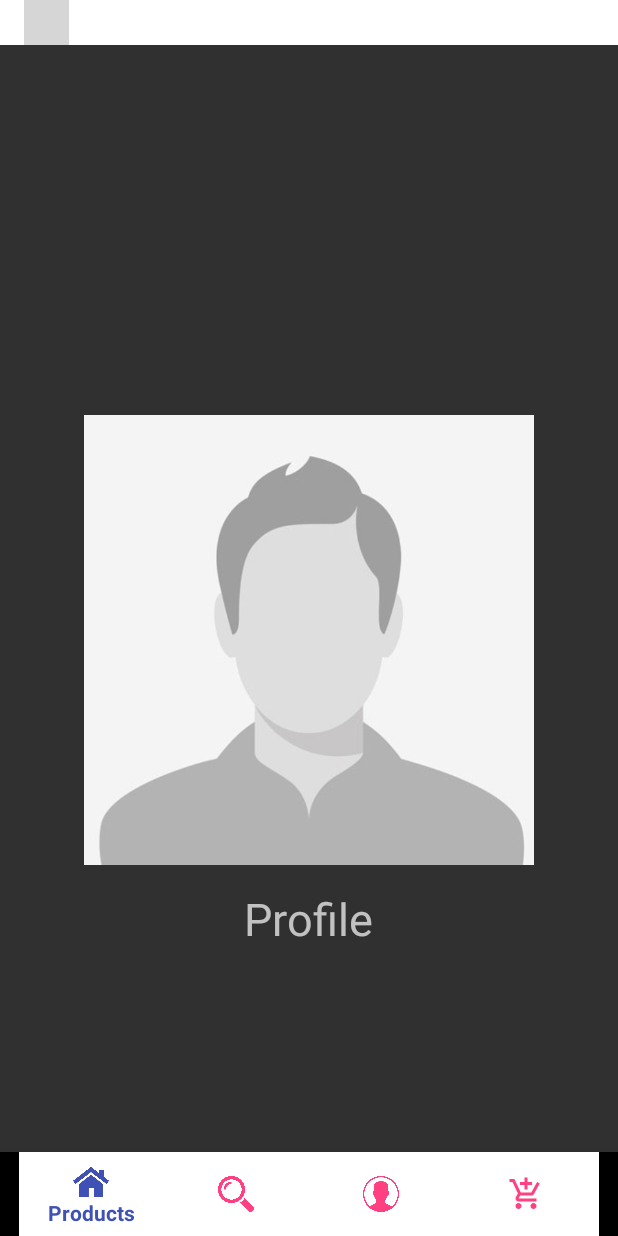
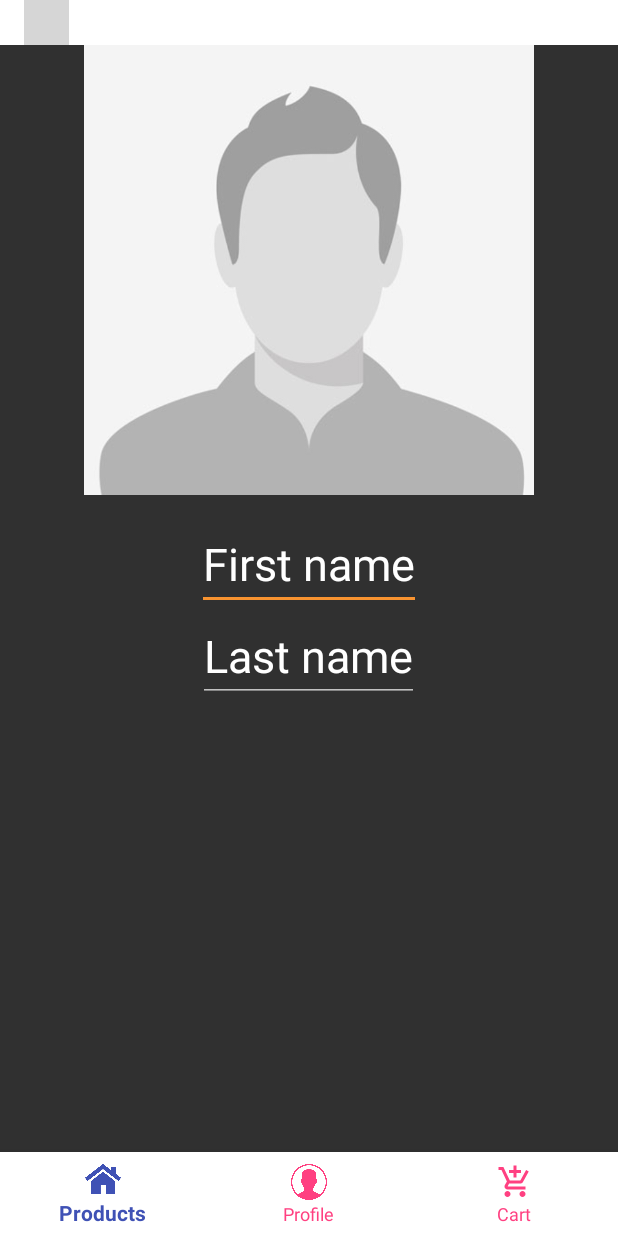
Before and after one commit to nathannak/NavigationChallenge, an Android app: the screen it shows after launch (MainActivity), on a phone screen of 412 x 824 dp. Run offline under Robolectric (Android 15) with nearby library versions, the light colour scheme and no system bars; our stand-ins replace data binding; grey boxes are pictures that could not be loaded.

Commit message:
Challenge 2 add two way databinding

```diff
--- a/app/src/main/AndroidManifest.xml
+++ b/app/src/main/AndroidManifest.xml
@@ -2,6 +2,7 @@
 
     package="com.ali.khan.bottombarnavigationview">
 
+    <uses-permission android:name="android.permission.ACCESS_NETWORK_STATE" />
     <uses-permission android:name="android.permission.INTERNET"/>
 
     <application
--- a/app/src/main/java/com/ali/khan/bottombarnavigationview/view/Fragment2.kt
+++ b/app/src/main/java/com/ali/khan/bottombarnavigationview/view/Fragment2.kt
@@ -7,6 +7,7 @@ import android.view.View
 import android.view.ViewGroup
 import com.ali.khan.bottombarnavigationview.R
 
+// for now remove offers page
 class Fragment2: Fragment() {
 
     override fun onCreateView(
--- a/app/src/main/java/com/ali/khan/bottombarnavigationview/view/Fragment3.kt
+++ b/app/src/main/java/com/ali/khan/bottombarnavigationview/view/Fragment3.kt
@@ -1,11 +1,14 @@
 package com.ali.khan.bottombarnavigationview.view
 
+import android.content.Context
 import android.os.Bundle
 import androidx.fragment.app.Fragment
 import android.view.LayoutInflater
 import android.view.View
 import android.view.ViewGroup
-import com.ali.khan.bottombarnavigationview.R
+import androidx.lifecycle.ViewModelProvider
+import com.ali.khan.bottombarnavigationview.databinding.Fragment3Binding
+import com.ali.khan.bottombarnavigationview.viewmodel.ProfileViewModel
 
 class Fragment3: Fragment() {
 
@@ -14,7 +17,46 @@ class Fragment3: Fragment() {
         container: ViewGroup?,
         savedInstanceState: Bundle?
     ): View? {
-        return inflater.inflate(R.layout.fragment3, container, false)
+        val binding = Fragment3Binding.inflate(inflater, container, false)
+        val viewModel = ViewModelProvider(this).get(ProfileViewModel::class.java)
+        binding.viewModel=viewModel
+        binding.lifecycleOwner = this
+
+        setInitialValues(viewModel, context)
+        setupObservers(viewModel)
+
+        return binding.root
     }
 
+    private fun setupObservers(viewModel: ProfileViewModel) {
+        viewModel.name.observe(viewLifecycleOwner, {
+            if (!it.isNullOrBlank()) {
+                val sharedPreference =
+                    context?.getSharedPreferences("PREFERENCE_NAME", Context.MODE_PRIVATE)
+                var editor = sharedPreference?.edit()
+                editor?.putString("name", it)
+                editor?.commit()
+//                Toast.makeText(context, "first name: " + it.toString(), Toast.LENGTH_LONG).show()
+            }
+        })
+        viewModel.lastName.observe(viewLifecycleOwner, {
+            if (!it.isNullOrBlank()) {
+                val sharedPreference =
+                    context?.getSharedPreferences("PREFERENCE_NAME", Context.MODE_PRIVATE)
+                var editor = sharedPreference?.edit()
+                editor?.putString("lastname", it)
+                editor?.commit()
+//                Toast.makeText(context, "last name: " + it.toString(), Toast.LENGTH_LONG).show()
+            }
+        })
+    }
+
+    private fun setInitialValues(
+        viewmodel: ProfileViewModel,
+        context: Context?
+    ) {
+        val sharedPreference = context?.getSharedPreferences("PREFERENCE_NAME",Context.MODE_PRIVATE)
+        viewmodel.name.value = sharedPreference?.getString("name","First name")
+        viewmodel.lastName.value = sharedPreference?.getString("lastname","Last name")
+    }
 }
--- a/app/src/main/java/com/ali/khan/bottombarnavigationview/view/MainActivity.kt
+++ b/app/src/main/java/com/ali/khan/bottombarnavigationview/view/MainActivity.kt
@@ -13,17 +13,12 @@ import com.ali.khan.bottombarnavigationview.viewmodel.ProductsViewModel
 class MainActivity : AppCompatActivity() {
 
     private lateinit var bottomNavigationView: BottomNavigationView
-    private val viewModel: ProductsViewModel by viewModels()
 
     override fun onCreate(savedInstanceState: Bundle?) {
         super.onCreate(savedInstanceState)
         setContentView(R.layout.activity_main)
 
         bottomNavigationView = findViewById(R.id.navigation)
-        viewModel.productList.observe(this, Observer {
-                //update rec view
-                list -> Toast.makeText(this, list.size.toString(), Toast.LENGTH_LONG).show()
-        })
 
         supportFragmentManager.beginTransaction().replace(R.id.framelayout, Fragment3()).commit()
         bottomNavigationView.selectedItemId = R.id.menu_item1
@@ -33,7 +28,7 @@ class MainActivity : AppCompatActivity() {
             if(bottomNavigationView.selectedItemId != item.itemId) {
                 when (item.itemId) {
                     R.id.menu_item1 -> selectedFragment = Fragment1()
-                    R.id.menu_item2 -> selectedFragment = Fragment2()
+//                    R.id.menu_item2 -> selectedFragment = Fragment2() // no offers for now
                     R.id.menu_item3 -> selectedFragment = Fragment3()
                     R.id.menu_item4 -> selectedFragment = Fragment4()
                 }
--- /dev/null
+++ b/app/src/main/java/com/ali/khan/bottombarnavigationview/viewmodel/ProfileViewModel.kt
@@ -0,0 +1,11 @@
+package com.ali.khan.bottombarnavigationview.viewmodel
+
+import androidx.lifecycle.MutableLiveData
+import androidx.lifecycle.ViewModel
+
+class ProfileViewModel: ViewModel() {
+
+    var name = MutableLiveData<String>()
+    val lastName = MutableLiveData<String>()
+
+}
--- a/app/src/main/res/layout/fragment3.xml
+++ b/app/src/main/res/layout/fragment3.xml
@@ -1,5 +1,15 @@
-<RelativeLayout xmlns:android="http://schemas.android.com/apk/res/android"
-    xmlns:tools="http://schemas.android.com/tools"
+<?xml version="1.0" encoding="utf-8"?>
+<layout xmlns:android="http://schemas.android.com/apk/res/android"
+    xmlns:app="http://schemas.android.com/apk/res-auto"
+    xmlns:tools="http://schemas.android.com/tools">
+
+    <data>
+        <variable
+            name="viewModel"
+            type="com.ali.khan.bottombarnavigationview.viewmodel.ProfileViewModel"/>
+    </data>
+
+    <RelativeLayout
         android:layout_width="match_parent"
         android:layout_height="match_parent">
 
@@ -7,16 +17,24 @@
             android:id="@+id/image_item6"
             android:layout_width="300dp"
             android:layout_height="300dp"
+            android:layout_centerHorizontal="true"
             android:layout_marginBottom="15dp"
-        android:layout_centerInParent="true"
-        android:src="@drawable/image_item6"/>
-
-    <TextView
+            android:src="@drawable/image_item6" />
+        <EditText
+            android:id="@+id/profile_name"
             android:layout_width="wrap_content"
             android:layout_height="wrap_content"
             android:layout_below="@id/image_item6"
             android:layout_centerHorizontal="true"
-        android:text="@string/menu_item3"
-        android:textSize="30sp"/>
-
+            android:text="@={viewModel.name}"
+            android:textSize="30sp" />
+        <EditText
+            android:id="@+id/profile_last_name"
+            android:layout_width="wrap_content"
+            android:layout_height="wrap_content"
+            android:layout_below="@id/profile_name"
+            android:layout_centerHorizontal="true"
+            android:text="@={viewModel.lastName}"
+            android:textSize="30sp" />
     </RelativeLayout>
+</layout>
--- a/app/src/main/res/menu/bottombar_items.xml
+++ b/app/src/main/res/menu/bottombar_items.xml
@@ -4,10 +4,10 @@
         android:id="@+id/menu_item1"
         android:icon="@drawable/home"
         android:title="@string/menu_item1"/>
-    <item
-        android:id="@+id/menu_item2"
-        android:icon="@drawable/search"
-        android:title="@string/menu_item2"/>
+<!--    <item-->
+<!--        android:id="@+id/menu_item2"-->
+<!--        android:icon="@drawable/search"-->
+<!--        android:title="@string/menu_item2"/>-->
     <item
         android:id="@+id/menu_item3"
         android:icon="@drawable/user"
--- a/build.gradle
+++ b/build.gradle
@@ -1,7 +1,7 @@
 // Top-level build file where you can add configuration options common to all sub-projects/modules.
 
 buildscript {
-    ext.kotlin_version = '1.3.61'
+    ext.kotlin_version = '1.4.31'
     repositories {
         maven {
             url 'https://maven.google.com'
@@ -10,7 +10,7 @@ buildscript {
         google()
     }
     dependencies {
-        classpath 'com.android.tools.build:gradle:3.2.0'
+        classpath 'com.android.tools.build:gradle:4.0.0'
         classpath "org.jetbrains.kotlin:kotlin-gradle-plugin:$kotlin_version"
         // NOTE: Do not place your application dependencies here; they belong
         // in the individual module build.gradle files
--- a/gradle.properties
+++ b/gradle.properties
@@ -9,9 +9,10 @@
 
 # Specifies the JVM arguments used for the daemon process.
 # The setting is particularly useful for tweaking memory settings.
-org.gradle.jvmargs=-Xmx1536m
+#org.gradle.jvmargs=-Xmx1536m
 android.useAndroidX=true
 android.enableJetifier=true
+org.gradle.jvmargs=-XX\:MaxHeapSize\=512m -Xmx512m
 
 # When configured, Gradle will run in incubating parallel mode.
 # This option should only be used with decoupled projects. More details, visit
```
Also changed, not shown: app/build.gradle (+17 -6 lines), app/src/main/java/com/ali/khan/bottombarnavigationview/repository/Repository.kt (+29 -11 lines), app/src/main/java/com/ali/khan/bottombarnavigationview/view/Fragment1.kt (+15 -1 lines), app/src/main/java/com/ali/khan/bottombarnavigationview/viewmodel/ProductsViewModel.kt (+6 -4 lines), gradle/wrapper/gradle-wrapper.properties. Lines whose indentation alone changed are shown as unchanged.
